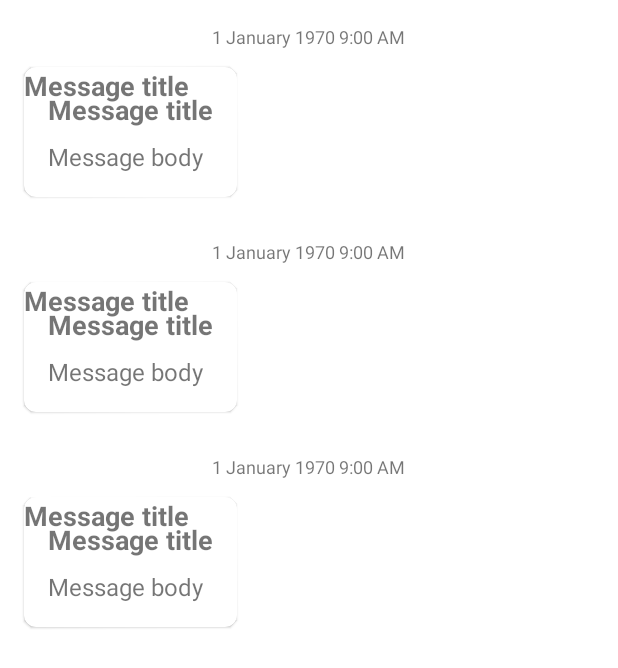
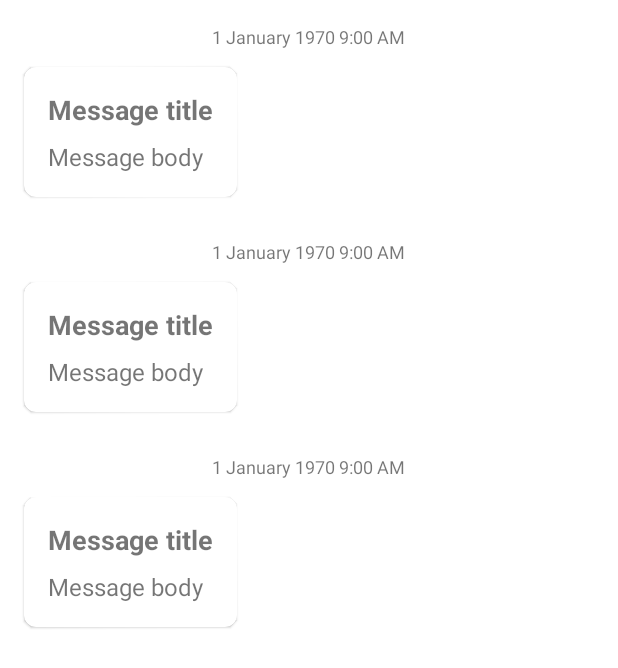
Before and after one commit to SanchithHegde/iot-waste-management, an Android app: the layout fragment_main.xml on its own in the app's theme, with its tools: preview values and no code run, on a phone screen of 412 x 824 dp. Shown: the top 668 px of the screen. Run offline under Robolectric (Android 15) with nearby library versions, the phone set to English and light mode, and no system bars.

Commit message:
layout(item_message): Remove redundant message title TextView
Signed-off-by: Sanchith Hegde <sanchith.hegde01@gmail.com>

```diff
--- a/android/app/src/main/res/layout/item_message.xml
+++ b/android/app/src/main/res/layout/item_message.xml
@@ -38,20 +38,6 @@
             app:layout_constraintStart_toStartOf="parent"
             app:layout_constraintTop_toBottomOf="@id/message_time">
 
-            <androidx.appcompat.widget.AppCompatTextView
-                android:id="@+id/message_title2"
-                android:layout_width="wrap_content"
-                android:layout_height="wrap_content"
-                android:paddingHorizontal="@dimen/message_title_padding_horizontal"
-                android:paddingTop="@dimen/message_title_padding_top"
-                android:paddingBottom="@dimen/message_title_padding_bottom"
-                android:text="@{message.title}"
-                android:textSize="@dimen/message_title_text_size"
-                android:textStyle="bold"
-                app:layout_constraintStart_toStartOf="parent"
-                app:layout_constraintTop_toTopOf="parent"
-                tools:text="Message title" />
-
             <androidx.constraintlayout.widget.ConstraintLayout
                 android:layout_width="wrap_content"
                 android:layout_height="wrap_content"
```
